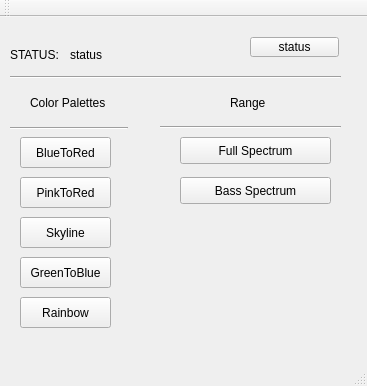
This is GUI/mainwindow.ui in marcouderzo/ArduinoFFT as Qt 5 draws it before an edit. The edited form follows.
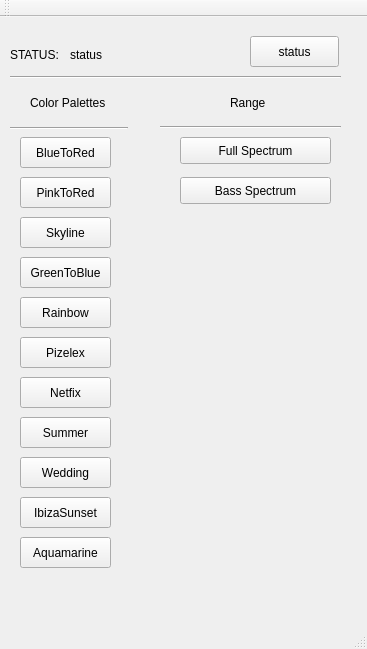
This is the edited form.

What changed in the file:
```diff
--- a/GUI/mainwindow.ui
+++ b/GUI/mainwindow.ui
@@ -7,7 +7,7 @@
     <x>0</x>
     <y>0</y>
     <width>367</width>
-    <height>386</height>
+    <height>649</height>
    </rect>
   </property>
   <property name="windowTitle">
@@ -200,15 +200,93 @@
     <property name="geometry">
      <rect>
       <x>250</x>
-      <y>20</y>
+      <y>19</y>
       <width>89</width>
-      <height>20</height>
+      <height>31</height>
      </rect>
     </property>
     <property name="text">
      <string>status</string>
     </property>
    </widget>
+   <widget class="QPushButton" name="push_pal1_6">
+    <property name="geometry">
+     <rect>
+      <x>20</x>
+      <y>480</y>
+      <width>91</width>
+      <height>31</height>
+     </rect>
+    </property>
+    <property name="text">
+     <string>IbizaSunset</string>
+    </property>
+   </widget>
+   <widget class="QPushButton" name="push_pal1_7">
+    <property name="geometry">
+     <rect>
+      <x>20</x>
+      <y>400</y>
+      <width>91</width>
+      <height>31</height>
+     </rect>
+    </property>
+    <property name="text">
+     <string>Summer</string>
+    </property>
+   </widget>
+   <widget class="QPushButton" name="push_pal1_8">
+    <property name="geometry">
+     <rect>
+      <x>20</x>
+      <y>440</y>
+      <width>91</width>
+      <height>31</height>
+     </rect>
+    </property>
+    <property name="text">
+     <string>Wedding</string>
+    </property>
+   </widget>
+   <widget class="QPushButton" name="push_pal1_9">
+    <property name="geometry">
+     <rect>
+      <x>20</x>
+      <y>360</y>
+      <width>91</width>
+      <height>31</height>
+     </rect>
+    </property>
+    <property name="text">
+     <string>Netfix</string>
+    </property>
+   </widget>
+   <widget class="QPushButton" name="push_pal1_10">
+    <property name="geometry">
+     <rect>
+      <x>20</x>
+      <y>320</y>
+      <width>91</width>
+      <height>31</height>
+     </rect>
+    </property>
+    <property name="text">
+     <string>Pizelex</string>
+    </property>
+   </widget>
+   <widget class="QPushButton" name="push_pal1_11">
+    <property name="geometry">
+     <rect>
+      <x>20</x>
+      <y>520</y>
+      <width>91</width>
+      <height>31</height>
+     </rect>
+    </property>
+    <property name="text">
+     <string>Aquamarine</string>
+    </property>
+   </widget>
   </widget>
   <widget class="QMenuBar" name="menuBar">
    <property name="geometry">
```
